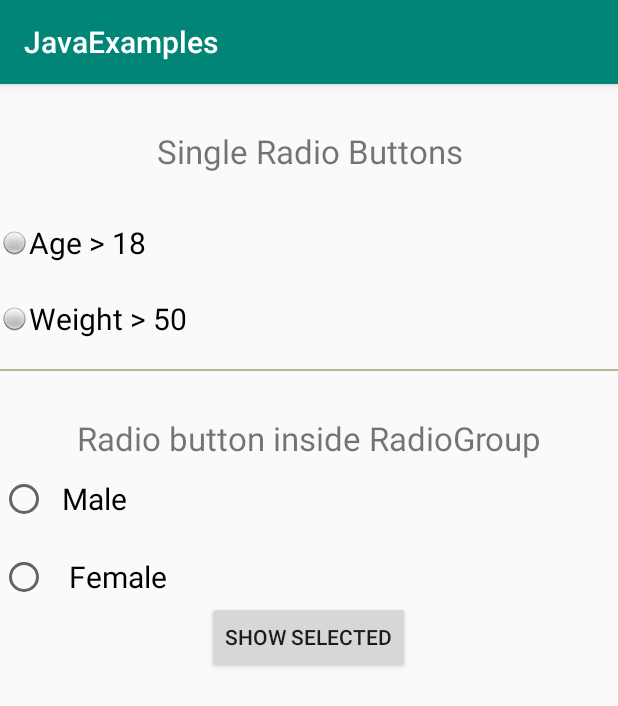
After one commit to sabarisharuchamy/AndroidJava, an Android app: the RadioButtonAndCustomRadioButtonEx screen opened directly, with no data from a screen before it, on a phone screen of 412 x 824 dp. The commit adds this screen. Shown: the top 706 px of the screen. Run offline under Robolectric (Android 15) with nearby library versions, the phone set to English and light mode, and no system bars; our stand-ins replace ButterKnife.

```diff
--- a/JavaExamples/app/src/main/AndroidManifest.xml
+++ b/JavaExamples/app/src/main/AndroidManifest.xml
@@ -11,7 +11,11 @@
         android:roundIcon="@mipmap/ic_launcher_round"
         android:supportsRtl="true"
         android:theme="@style/AppTheme">
-        <activity android:name=".CheckboxAndCustomCheckboxEx"></activity>
+        <activity android:name=".AndroidSqliteSpinnerEx"></activity>
+        <activity android:name=".AndroidSqliteEx" />
+        <activity android:name=".DynamicRadioButtonEx" />
+        <activity android:name=".RadioButtonAndCustomRadioButtonEx" />
+        <activity android:name=".CheckboxAndCustomCheckboxEx" />
         <activity android:name=".ToggleButtonEx" />
         <activity android:name=".AndroidChocoBarEx" />
         <activity android:name=".AndroidSnackBarEx" />
--- /dev/null
+++ b/JavaExamples/app/src/main/java/com/appin/javaexamples/RadioButtonAndCustomRadioButtonEx.java
@@ -0,0 +1,46 @@
+package com.appin.javaexamples;
+
+import android.os.Bundle;
+import android.view.View;
+import android.widget.RadioButton;
+import android.widget.RadioGroup;
+import android.widget.Toast;
+
+import androidx.appcompat.app.AppCompatActivity;
+
+import butterknife.BindView;
+import butterknife.ButterKnife;
+
+public class RadioButtonAndCustomRadioButtonEx extends AppCompatActivity {
+
+    @BindView(R.id.radioButton1)
+    RadioButton radioButton1;
+    @BindView(R.id.radioButton2)
+    RadioButton radioButton2;
+    RadioButton genderradioButton;
+    @BindView(R.id.radioGroup)
+    RadioGroup radioGroup;
+
+    @Override
+    protected void onCreate(Bundle savedInstanceState) {
+        super.onCreate(savedInstanceState);
+        setContentView(R.layout.activity_radio_button_and_custom_radio_button_ex);
+        ButterKnife.bind(this);
+    }
+
+    public void onclickbuttonMethod(View v){
+        int selectedId = radioGroup.getCheckedRadioButtonId();
+        genderradioButton = (RadioButton) findViewById(selectedId);
+        if(radioButton1.isChecked()==false||radioButton2.isChecked()==false||genderradioButton==null){
+            Toast.makeText(RadioButtonAndCustomRadioButtonEx.this, "Please ensure that age and weight are above the required and also select your gender", Toast.LENGTH_LONG).show();
+        }else {
+            if (selectedId == -1) {
+                Toast.makeText(RadioButtonAndCustomRadioButtonEx.this, "Please select a gender", Toast.LENGTH_SHORT).show();
+            } else {
+                Toast.makeText(RadioButtonAndCustomRadioButtonEx.this, "You are eligible!\n"+radioButton1.getText()+"\n"+radioButton2.getText()+"\n"+genderradioButton.getText(), Toast.LENGTH_SHORT).show();
+            }
+        }
+
+
+    }
+}
--- /dev/null
+++ b/JavaExamples/app/src/main/res/drawable/radiobutton.xml
@@ -0,0 +1,8 @@
+<?xml version="1.0" encoding="utf-8"?>
+
+<selector xmlns:android="http://schemas.android.com/apk/res/android">
+
+    <item android:state_checked="true" android:drawable="@android:drawable/radiobutton_on_background" />
+    <item android:state_checked="false" android:drawable="@android:drawable/radiobutton_off_background" />
+
+</selector>
--- /dev/null
+++ b/JavaExamples/app/src/main/res/layout/activity_radio_button_and_custom_radio_button_ex.xml
@@ -0,0 +1,101 @@
+<?xml version="1.0" encoding="utf-8"?>
+<ScrollView xmlns:android="http://schemas.android.com/apk/res/android"
+    xmlns:app="http://schemas.android.com/apk/res-auto"
+    xmlns:tools="http://schemas.android.com/tools"
+    android:layout_width="match_parent"
+    android:layout_height="match_parent"
+    tools:context=".RadioButtonAndCustomRadioButtonEx">
+
+        <LinearLayout
+            android:layout_width="match_parent"
+            android:layout_height="match_parent"
+            android:orientation="vertical">
+
+            <TextView
+                android:id="@+id/textView1"
+                android:layout_width="fill_parent"
+                android:layout_height="wrap_content"
+                android:layout_marginTop="30dp"
+                android:gravity="center_horizontal"
+                android:textSize="22dp"
+                android:text="Single Radio Buttons" />
+
+
+
+            <!--   Default RadioButtons  -->
+
+            <RadioButton
+                android:id="@+id/radioButton1"
+                android:layout_width="fill_parent"
+                android:layout_height="53dp"
+                android:layout_gravity="center_horizontal"
+                android:layout_marginTop="20dp"
+                android:button="@drawable/radiobutton"
+
+                android:text="Age > 18"
+                android:textSize="20dp" />
+
+            <RadioButton
+                android:id="@+id/radioButton2"
+                android:layout_width="fill_parent"
+                android:layout_height="wrap_content"
+                android:layout_marginTop="10dp"
+                android:button="@drawable/radiobutton"
+
+                android:text="Weight > 50"
+                android:textSize="20dp" />
+
+
+            <View
+                android:layout_width="fill_parent"
+                android:layout_height="1dp"
+                android:layout_marginTop="20dp"
+                android:background="#B8B894" />
+
+            <TextView
+                android:id="@+id/textView2"
+                android:layout_width="fill_parent"
+                android:layout_height="wrap_content"
+                android:layout_marginTop="30dp"
+                android:gravity="center_horizontal"
+                android:textSize="22dp"
+                android:text="Radio button inside RadioGroup" />
+
+
+            <!--   Customized RadioButtons  -->
+
+
+            <RadioGroup
+                android:layout_width="wrap_content"
+                android:layout_height="wrap_content"
+                android:id="@+id/radioGroup">
+
+                <RadioButton
+                    android:id="@+id/radioMale"
+                    android:layout_width="fill_parent"
+                    android:layout_height="wrap_content"
+                    android:text="  Male"
+                    android:layout_marginTop="10dp"
+                    android:checked="false"
+                    android:textSize="20dp" />
+
+                <RadioButton
+                    android:id="@+id/radioFemale"
+                    android:layout_width="fill_parent"
+                    android:layout_height="wrap_content"
+                    android:text="   Female"
+                    android:layout_marginTop="20dp"
+                    android:checked="false"
+
+                    android:textSize="20dp" />
+            </RadioGroup>
+
+            <Button
+                android:layout_width="wrap_content"
+                android:layout_height="wrap_content"
+                android:text="Show Selected"
+                android:id="@+id/button"
+                android:onClick="onclickbuttonMethod"
+                android:layout_gravity="center_horizontal" />
+        </LinearLayout>
+    </ScrollView>
--- a/JavaExamples/build.gradle
+++ b/JavaExamples/build.gradle
@@ -7,7 +7,7 @@ buildscript {
 
     }
     dependencies {
-        classpath 'com.android.tools.build:gradle:3.5.3'
+        classpath 'com.android.tools.build:gradle:3.6.2'
         classpath 'com.jakewharton:butterknife-gradle-plugin:10.2.1'
         // NOTE: Do not place your application dependencies here; they belong
         // in the individual module build.gradle files
```
Also changed, not shown: JavaExamples/app/src/main/java/com/appin/javaexamples/AndroidSqliteEx.java (added, +34 -0 lines), JavaExamples/app/src/main/java/com/appin/javaexamples/AndroidSqliteSpinnerEx.java (added, +94 -0 lines), JavaExamples/app/src/main/java/com/appin/javaexamples/Contact.java (added, +41 -0 lines), JavaExamples/app/src/main/java/com/appin/javaexamples/DatabaseHandler.java (added, +131 -0 lines), JavaExamples/app/src/main/java/com/appin/javaexamples/DatabaseHandler2.java (added, +80 -0 lines), JavaExamples/app/src/main/java/com/appin/javaexamples/DynamicRadioButtonEx.java (added, +46 -0 lines), JavaExamples/app/src/main/java/com/appin/javaexamples/MainActivity.java (+25 -2 lines), JavaExamples/app/src/main/res/layout/activity_android_sqlite_ex.xml (added, +9 -0 lines), JavaExamples/app/src/main/res/layout/activity_android_sqlite_spinner_ex.xml (added, +37 -0 lines), JavaExamples/app/src/main/res/layout/activity_dynamic_radio_button_ex.xml (added, +9 -0 lines), JavaExamples/app/src/main/res/layout/activity_main.xml (+24 -0 lines), JavaExamples/gradle/wrapper/gradle-wrapper.properties.
